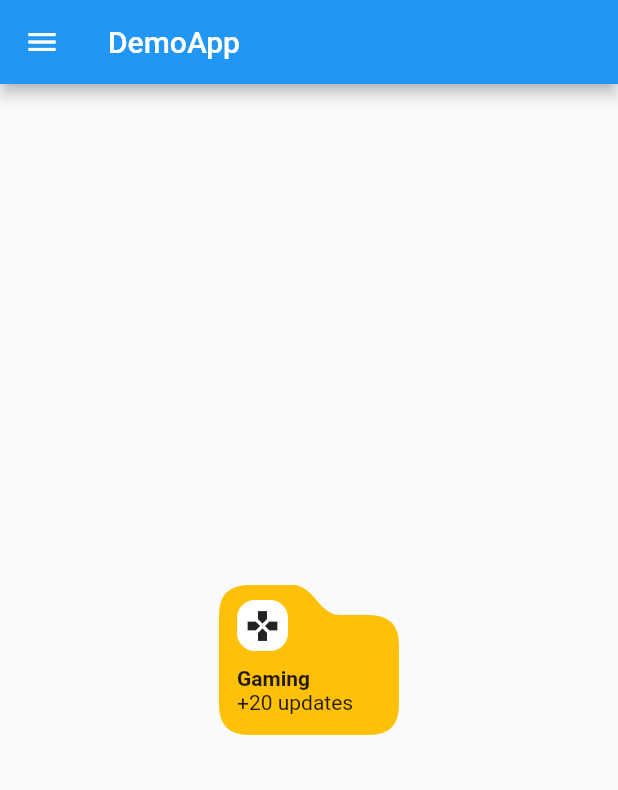
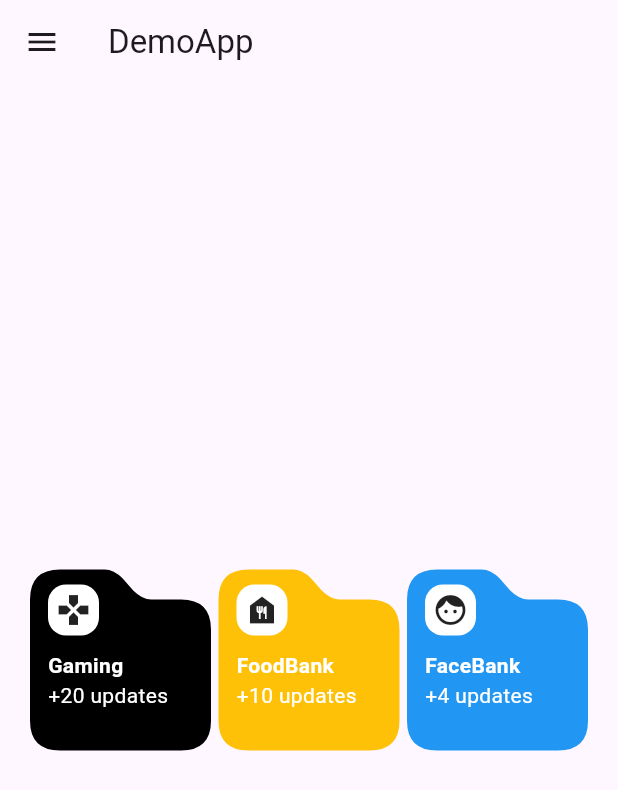
Before and after one commit to TheDanielsdev/Custom-Paint, a Flutter app: the MyHomePage screen opened directly, on a phone screen of 412 x 824 dp. Shown: the top 790 px of the screen. Run offline on Flutter 3.47's test engine with Material 2 defaults, Android fonts, the phone set to English and light mode, and no system bars.

Commit message:
pushing p

```diff
--- a/lib/main.dart
+++ b/lib/main.dart
@@ -1,13 +1,25 @@
+import 'package:custom_paint_practice/mine.dart';
+import 'package:custom_paint_practice/model.dart';
+import 'package:flutter/foundation.dart';
 import 'package:flutter/material.dart';
 
 void main() {
-  runApp(const MaterialApp(home: MyHomePage()));
+  runApp(MaterialApp(
+      darkTheme: ThemeData(brightness: Brightness.dark),
+      theme: ThemeData(useMaterial3: true),
+      home: const Mine()));
 }
 
-class MyHomePage extends StatelessWidget {
+class MyHomePage extends StatefulWidget {
   const MyHomePage({super.key});
 
-  // This widget is the root of your application.
+  @override
+  State<MyHomePage> createState() => _MyHomePageState();
+}
+
+class _MyHomePageState extends State<MyHomePage> {
+  final data = GetModel.modelFnc();
+  bool _hover = false;
   @override
   Widget build(BuildContext context) {
     return Scaffold(
@@ -15,38 +27,68 @@ class MyHomePage extends StatelessWidget {
         leading: const Icon(Icons.menu),
         title: const Text('DemoApp'),
       ),
-      body: Center(
-        child: SizedBox(
+      body: Padding(
+        padding: const EdgeInsets.symmetric(horizontal: 20),
+        child: Column(
+          mainAxisAlignment: MainAxisAlignment.center,
+          crossAxisAlignment: CrossAxisAlignment.center,
+          children: [
+            GridView.builder(
+                shrinkWrap: true,
+                itemCount: data.length,
+                gridDelegate: const SliverGridDelegateWithMaxCrossAxisExtent(
+                    maxCrossAxisExtent: 150,
+                    childAspectRatio: 3 / 3,
+                    crossAxisSpacing: 5,
+                    mainAxisSpacing: 0),
+                itemBuilder: (_, i) {
+                  return SizedBox(
                     width: 120,
                     height: 100,
                     child: CustomPaint(
-            painter: FolderPainter(),
+                      painter: FolderPainter(
+                        color: data[i].color,
+                      ),
                       child: Padding(
                         padding: const EdgeInsets.only(left: 12.0, top: 10.0),
                         child: Column(
                           crossAxisAlignment: CrossAxisAlignment.start,
                           children: <Widget>[
-                  Container(
+                            FocusableActionDetector(
+                              onShowHoverHighlight: (v) {
+                                setState(() {
+                                  _hover = v;
+                                });
+                              },
+                              child: Container(
                                   decoration: BoxDecoration(
-                          color: Colors.white,
+                                      color: _hover ? Colors.red : Colors.white,
                                       borderRadius: BorderRadius.circular(12)),
-                      child: const Padding(
-                        padding: EdgeInsets.all(5.0),
-                        child: Icon(Icons.gamepad),
+                                  child: Padding(
+                                    padding: const EdgeInsets.all(5.0),
+                                    child: data[i].icon,
                                   )),
+                            ),
                             const SizedBox(height: 10),
-                  const Text(
-                    'Gaming',
-                    style: TextStyle(fontWeight: FontWeight.w600),
+                            Text(
+                              data[i].titl,
+                              style: const TextStyle(
+                                  fontWeight: FontWeight.w600,
+                                  color: Colors.white),
                             ),
-                  const Text(
-                    '+20 updates',
-                    style: TextStyle(fontWeight: FontWeight.w400),
+                            Text(
+                              data[i].desc,
+                              style: const TextStyle(
+                                  fontWeight: FontWeight.w400,
+                                  color: Colors.white),
                             )
                           ],
                         ),
                       ),
                     ),
+                  );
+                }),
+          ],
         ),
       ),
     );
@@ -54,42 +96,44 @@ class MyHomePage extends StatelessWidget {
 }
 
 class FolderPainter extends CustomPainter {
+  Color color;
+  FolderPainter({required this.color});
   @override
   void paint(
     Canvas canvas,
     Size size,
   ) {
-    Paint paint = Paint();
-    Path path = Path();
+    Paint paint = Paint()
+      ..color = color
+      ..style = PaintingStyle.stroke
+      ..style = PaintingStyle.fill
+      ..strokeWidth = 2;
+
     double top = 20.0;
     double border1 = 20.0;
     double border2 = 6.0;
     double dst1 = size.width * .62;
     double dst2 = size.width * .62 - 19;
 
-    paint.color = Colors.amber;
-    paint.style = PaintingStyle.stroke;
-    paint.style = PaintingStyle.fill;
-    paint.strokeWidth = 2;
-
-    path.moveTo(border1, 0);
-    path.quadraticBezierTo(0, 0, 0, border1);
-    path.lineTo(0, size.height - border1);
-    path.quadraticBezierTo(0, size.height, border1, size.height);
-    path.lineTo(size.width - border1, size.height);
-    path.quadraticBezierTo(
-        size.width, size.height, size.width, size.height - border1);
-    path.lineTo(size.width, top + border1);
-    path.quadraticBezierTo(size.width, top, size.width - border1, top);
-    path.lineTo(dst1 + border2, top);
-    path.quadraticBezierTo(dst1, top, dst1 - border2, top - border2);
-    path.lineTo(dst2 + border2, 0 + border2);
-    path.quadraticBezierTo(dst2, 0, dst2 - border2, 0);
+    Path path = Path()
+      ..moveTo(border1, 0)
+      ..quadraticBezierTo(0, 0, 0, border1)
+      ..lineTo(0, size.height - border1)
+      ..quadraticBezierTo(0, size.height, border1, size.height)
+      ..lineTo(size.width - border1, size.height)
+      ..quadraticBezierTo(
+          size.width, size.height, size.width, size.height - border1)
+      ..lineTo(size.width, top + border1)
+      ..quadraticBezierTo(size.width, top, size.width - border1, top)
+      ..lineTo(dst1 + border2, top)
+      ..quadraticBezierTo(dst1, top, dst1 - border2, top - border2)
+      ..lineTo(dst2 + border2, 0 + border2)
+      ..quadraticBezierTo(dst2, 0, dst2 - border2, 0);
     canvas.drawPath(path, paint);
   }
 
   @override
   bool shouldRepaint(CustomPainter oldDelegate) {
-    return true;
+    return false;
   }
 }
--- /dev/null
+++ b/lib/model.dart
@@ -0,0 +1,35 @@
+import 'package:flutter/material.dart';
+
+class Model {
+  Color color;
+  String titl;
+  String desc;
+  Icon icon;
+  Model(
+      {required this.color,
+      required this.desc,
+      required this.icon,
+      required this.titl});
+}
+
+class GetModel {
+  static List<Model> modelFnc() {
+    return [
+      Model(
+          color: Colors.black,
+          desc: '+20 updates',
+          icon: const Icon(Icons.gamepad),
+          titl: 'Gaming'),
+      Model(
+          color: Colors.amber,
+          desc: '+10 updates',
+          icon: const Icon(Icons.food_bank),
+          titl: 'FoodBank'),
+      Model(
+          color: Colors.blue,
+          desc: '+4 updates',
+          icon: const Icon(Icons.face),
+          titl: 'FaceBank')
+    ];
+  }
+}
```
Also changed, not shown: lib/mine.dart (added, +155 -0 lines), 1 other file. Lines whose indentation alone changed are shown as unchanged.
